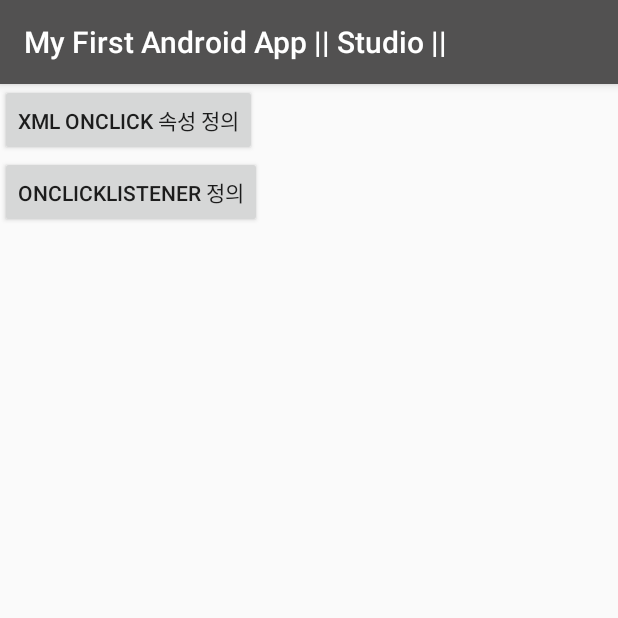
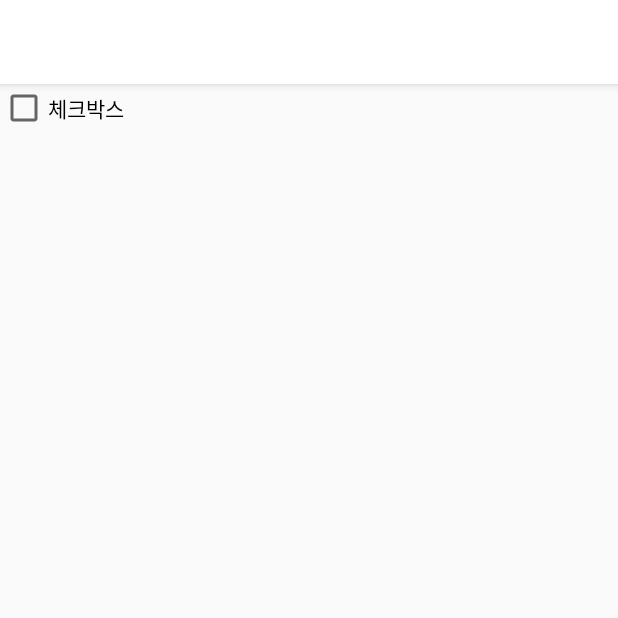
Before and after one commit to hyleekr9580/MyAndroid01, an Android app: the screen it shows after launch (MainActivity), on a phone screen of 412 x 824 dp, the top half of it. Run offline under Robolectric (Android 15) with nearby library versions, the phone set to English and light mode, and no system bars.

Commit message:
체크박스

```diff
--- a/app/src/main/java/kr/contentsstudio/myfirstandroidapp/MainActivity.java
+++ b/app/src/main/java/kr/contentsstudio/myfirstandroidapp/MainActivity.java
@@ -2,48 +2,38 @@ package kr.contentsstudio.myfirstandroidapp;
 
 import android.os.Bundle;
 import android.support.v7.app.AppCompatActivity;
-import android.view.View;
-import android.widget.Button;
+import android.widget.CheckBox;
+import android.widget.CompoundButton;
+import android.widget.TextView;
 import android.widget.Toast;
 
-public class MainActivity extends AppCompatActivity implements View.OnClickListener {
+public class MainActivity extends AppCompatActivity implements CompoundButton.OnCheckedChangeListener {
 
 
     public static final String TAG = MainActivity.class.getSimpleName();
+    private TextView mTextView;
 
     @Override
     protected void onCreate(Bundle savedInstanceState) {
         super.onCreate(savedInstanceState);
 
-        // 추가 사용 하는... 화면에 레이아웃을 표시한다.
-        // R(리소스) : 안드로이드(현재프로젝트, 클래스파일을 제외하고...) 자원을 사용한다.
-        setContentView(R.layout.button);
+        //화면에 레이아웃 표시
+        setContentView(R.layout.checkbox);
 
-        //인터페이스의 메소드 생성 할 수 있다.
-        //익명클래스이다.
-        View.OnClickListener listener = new View.OnClickListener() {
-            @Override
-            public void onClick(View v) {
-                Toast.makeText(MainActivity.this, "클릭 매우 잘됨", Toast.LENGTH_SHORT).show();
-
-            }
-        };
-        Button button2 = (Button) findViewById(R.id.button2);
-        //setOnClickListener 클릭이벤트를 처리 할 수 있는 Listener를 추가
-        // 클릭할 수 있는 객체를 던져 준다.
-        button2.setOnClickListener(this);
+        mTextView = (TextView) findViewById(R.id.msg_text_view);
+        ((CheckBox) findViewById(R.id.check_box)).setOnCheckedChangeListener(this);
     }
 
+
     @Override
-    public void onClick(View v) {
-        Toast.makeText(MainActivity.this, "클릭 매우 잘됨", Toast.LENGTH_SHORT).show();
+    public void onCheckedChanged(CompoundButton buttonView, boolean isChecked) {
+        Toast.makeText(MainActivity.this, "CHECK" + isChecked, Toast.LENGTH_SHORT).show();
+
+        //텍스트 뷰의 글자를 변경 할거다.
+        if (isChecked) {
+            mTextView.setText("체크됨");
+        } else {
+            mTextView.setText("");
+        }
     }
-
-//    // botton.xml 에 연결됨
-//    public void onClick(View view) {
-//        Log.d(TAG, "클릭 잘됨");
-//        Toast.makeText(MainActivity.this, "클릭 잘됨", Toast.LENGTH_SHORT).show();
-//
-//
-//    }
 }
--- /dev/null
+++ b/app/src/main/res/layout/checkbox.xml
@@ -0,0 +1,18 @@
+<?xml version="1.0" encoding="utf-8"?>
+<LinearLayout xmlns:android="http://schemas.android.com/apk/res/android"
+    android:layout_width="match_parent"
+    android:layout_height="match_parent"
+    android:orientation="vertical">
+
+    <CheckBox
+        android:id="@+id/check_box"
+        android:layout_width="wrap_content"
+        android:layout_height="wrap_content"
+        android:text="체크박스" />
+
+    <TextView
+        android:id="@+id/msg_text_view"
+        android:layout_width="wrap_content"
+        android:layout_height="wrap_content"
+        android:text="" />
+</LinearLayout>
--- a/app/src/main/res/values/colors.xml
+++ b/app/src/main/res/values/colors.xml
@@ -1,7 +1,7 @@
 <?xml version="1.0" encoding="utf-8"?>
 <resources>
-    <color name="colorPrimary">#525151</color>
-    <color name="colorPrimaryDark">#ca303f9f</color>
+    <color name="colorPrimary">#ffffff</color>
+    <color name="colorPrimaryDark">#ca343979</color>
     <color name="colorAccent">#FF4081</color>
 
 </resources>
```
Also changed, not shown: app/src/main/res/layout/button.xml (+36 -2 lines), app/src/main/res/layout/dhtest01.xml (added, +31 -0 lines), app/src/main/res/layout/linearchapter01.xml (+9 -7 lines).
